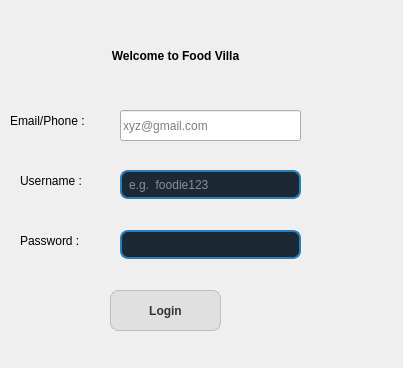
Before: the Qt Designer form logindialog.ui in piyushagarwal0317-crypto/Food_Order, drawn with Qt 5.
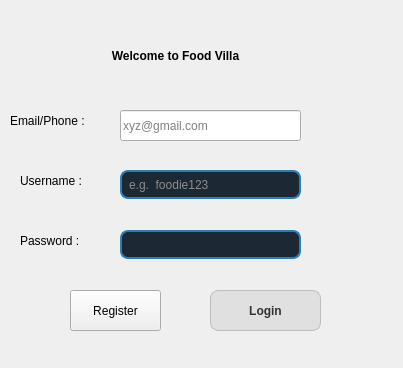
After: the same form once the commit is applied. Icons and pictures are not drawn.

Patch:
```diff
--- a/logindialog.ui
+++ b/logindialog.ui
@@ -105,7 +105,7 @@
   <widget class="QPushButton" name="loginButton">
    <property name="geometry">
     <rect>
-     <x>110</x>
+     <x>210</x>
      <y>290</y>
      <width>111</width>
      <height>41</height>
@@ -245,6 +245,19 @@
     <string/>
    </property>
   </widget>
+  <widget class="QPushButton" name="registerButton">
+   <property name="geometry">
+    <rect>
+     <x>70</x>
+     <y>290</y>
+     <width>91</width>
+     <height>41</height>
+    </rect>
+   </property>
+   <property name="text">
+    <string>Register</string>
+   </property>
+  </widget>
   <zorder>backgroundLabel</zorder>
   <zorder>label</zorder>
   <zorder>label_2</zorder>
```
Left out of the diff: 1 changed line with no effect on the pictures.
